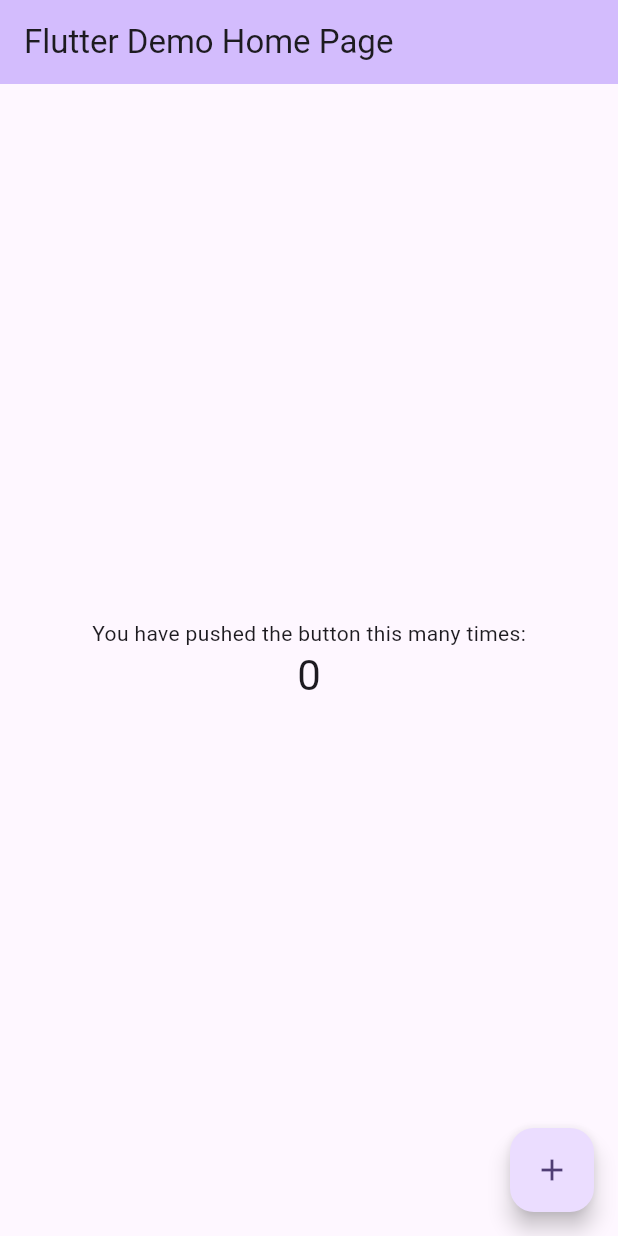
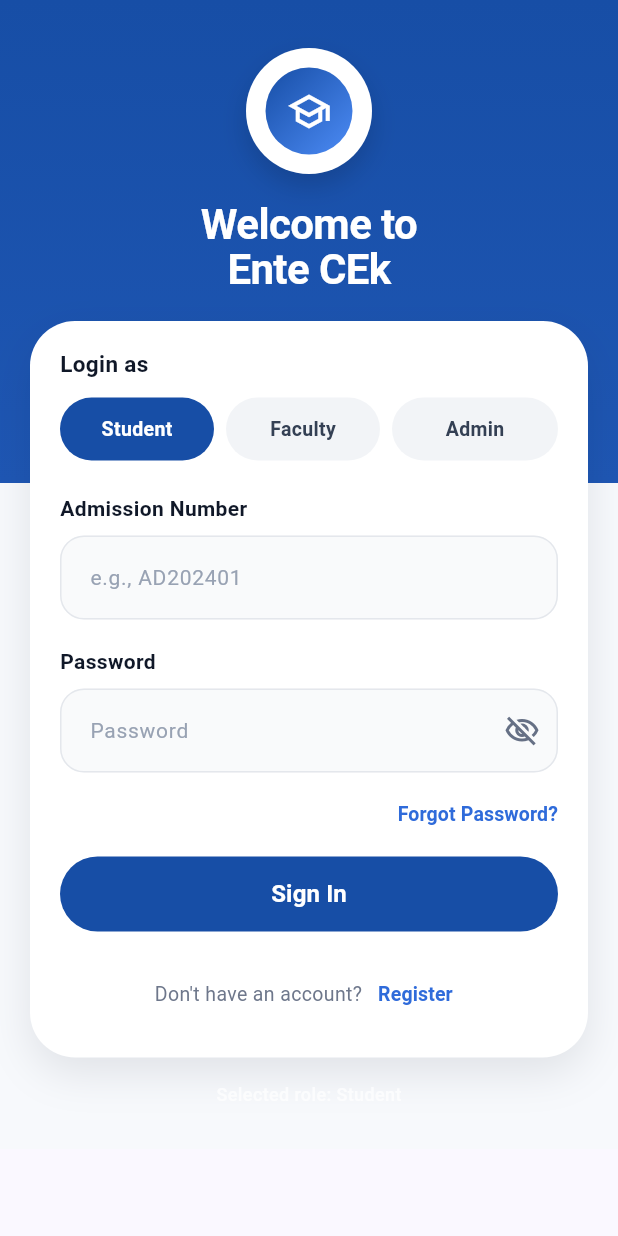
Before and after one commit to AjayExplorer/Unnamed, a Flutter app: the screen it shows after launch, on a phone screen of 412 x 824 dp. Run offline on Flutter 3.47's test engine with Material 3 defaults, Android fonts, the phone set to English and light mode, and no system bars.

Commit message:
login page with blue theam

```diff
--- a/lib/main.dart
+++ b/lib/main.dart
@@ -1,4 +1,5 @@
 import 'package:flutter/material.dart';
+import 'screens/Login_page/index.dart';
 
 void main() {
   runApp(const MyApp());
@@ -7,116 +8,16 @@ void main() {
 class MyApp extends StatelessWidget {
   const MyApp({super.key});
 
-  // This widget is the root of your application.
   @override
   Widget build(BuildContext context) {
     return MaterialApp(
-      title: 'Flutter Demo',
+      debugShowCheckedModeBanner: false,
+      title: 'CollabSolve',
       theme: ThemeData(
-        // This is the theme of your application.
-        //
-        // TRY THIS: Try running your application with "flutter run". You'll see
-        // the application has a purple toolbar. Then, without quitting the app,
-        // try changing the seedColor in the colorScheme below to Colors.green
-        // and then invoke "hot reload" (save your changes or press the "hot
-        // reload" button in a Flutter-supported IDE, or press "r" if you used
-        // the command line to start the app).
-        //
-        // Notice that the counter didn't reset back to zero; the application
-        // state is not lost during the reload. To reset the state, use hot
-        // restart instead.
-        //
-        // This works for code too, not just values: Most code changes can be
-        // tested with just a hot reload.
-        colorScheme: .fromSeed(seedColor: Colors.deepPurple),
+        useMaterial3: true,
+        colorScheme: ColorScheme.fromSeed(seedColor: const Color(0xFF174EA6)),
       ),
-      home: const MyHomePage(title: 'Flutter Demo Home Page'),
+      home: const LoginPage(),
     );
   }
 }
-
-class MyHomePage extends StatefulWidget {
-  const MyHomePage({super.key, required this.title});
-
-  // This widget is the home page of your application. It is stateful, meaning
-  // that it has a State object (defined below) that contains fields that affect
-  // how it looks.
-
-  // This class is the configuration for the state. It holds the values (in this
-  // case the title) provided by the parent (in this case the App widget) and
-  // used by the build method of the State. Fields in a Widget subclass are
-  // always marked "final".
-
-  final String title;
-
-  @override
-  State<MyHomePage> createState() => _MyHomePageState();
-}
-
-class _MyHomePageState extends State<MyHomePage> {
-  int _counter = 0;
-
-  void _incrementCounter() {
-    setState(() {
-      // This call to setState tells the Flutter framework that something has
-      // changed in this State, which causes it to rerun the build method below
-      // so that the display can reflect the updated values. If we changed
-      // _counter without calling setState(), then the build method would not be
-      // called again, and so nothing would appear to happen.
-      _counter++;
-    });
-  }
-
-  @override
-  Widget build(BuildContext context) {
-    // This method is rerun every time setState is called, for instance as done
-    // by the _incrementCounter method above.
-    //
-    // The Flutter framework has been optimized to make rerunning build methods
-    // fast, so that you can just rebuild anything that needs updating rather
-    // than having to individually change instances of widgets.
-    return Scaffold(
-      appBar: AppBar(
-        // TRY THIS: Try changing the color here to a specific color (to
-        // Colors.amber, perhaps?) and trigger a hot reload to see the AppBar
-        // change color while the other colors stay the same.
-        backgroundColor: Theme.of(context).colorScheme.inversePrimary,
-        // Here we take the value from the MyHomePage object that was created by
-        // the App.build method, and use it to set our appbar title.
-        title: Text(widget.title),
-      ),
-      body: Center(
-        // Center is a layout widget. It takes a single child and positions it
-        // in the middle of the parent.
-        child: Column(
-          // Column is also a layout widget. It takes a list of children and
-          // arranges them vertically. By default, it sizes itself to fit its
-          // children horizontally, and tries to be as tall as its parent.
-          //
-          // Column has various properties to control how it sizes itself and
-          // how it positions its children. Here we use mainAxisAlignment to
-          // center the children vertically; the main axis here is the vertical
-          // axis because Columns are vertical (the cross axis would be
-          // horizontal).
-          //
-          // TRY THIS: Invoke "debug painting" (choose the "Toggle Debug Paint"
-          // action in the IDE, or press "p" in the console), to see the
-          // wireframe for each widget.
-          mainAxisAlignment: .center,
-          children: [
-            const Text('You have pushed the button this many times:'),
-            Text(
-              '$_counter',
-              style: Theme.of(context).textTheme.headlineMedium,
-            ),
-          ],
-        ),
-      ),
-      floatingActionButton: FloatingActionButton(
-        onPressed: _incrementCounter,
-        tooltip: 'Increment',
-        child: const Icon(Icons.add),
-      ),
-    );
-  }
-}
--- /dev/null
+++ b/lib/screens/Login_page/index.dart
@@ -0,0 +1,381 @@
+import 'package:flutter/material.dart';
+
+class LoginPage extends StatefulWidget {
+  const LoginPage({super.key});
+
+  @override
+  State<LoginPage> createState() => _LoginPageState();
+}
+
+class _LoginPageState extends State<LoginPage> {
+  final _admissionController = TextEditingController();
+  final _passwordController = TextEditingController();
+
+  bool _obscurePassword = true;
+  String _selectedRole = 'Student';
+
+  @override
+  void dispose() {
+    _admissionController.dispose();
+    _passwordController.dispose();
+    super.dispose();
+  }
+
+  @override
+  Widget build(BuildContext context) {
+    const primaryBlue = Color(0xFF174EA6);
+    const accentBlue = Color(0xFF2F6BDA);
+    const textGrey = Color(0xFF667085);
+
+    return Scaffold(
+      body: Container(
+        decoration: const BoxDecoration(
+          gradient: LinearGradient(
+            begin: Alignment.topCenter,
+            end: Alignment.bottomCenter,
+            colors: [Color(0xFF174EA6), Color(0xFF1E56B3), Color(0xFFF7F9FC)],
+            stops: [0.0, 0.42, 0.42],
+          ),
+        ),
+        child: SafeArea(
+          child: LayoutBuilder(
+            builder: (context, constraints) {
+              final maxWidth = constraints.maxWidth > 520
+                  ? 420.0
+                  : constraints.maxWidth;
+
+              return SingleChildScrollView(
+                padding: const EdgeInsets.fromLTRB(20, 22, 20, 28),
+                child: Center(
+                  child: ConstrainedBox(
+                    constraints: BoxConstraints(maxWidth: maxWidth),
+                    child: Column(
+                      children: [
+                        const SizedBox(height: 10),
+                        _buildLogo(primaryBlue),
+                        const SizedBox(height: 18),
+                        const Text(
+                          'Welcome to\nEnte CEk',
+                          textAlign: TextAlign.center,
+                          style: TextStyle(
+                            color: Colors.white,
+                            fontSize: 28,
+                            fontWeight: FontWeight.w700,
+                            height: 1.08,
+                            letterSpacing: -0.4,
+                          ),
+                        ),
+                        const SizedBox(height: 20),
+                        Container(
+                          width: double.infinity,
+                          padding: const EdgeInsets.fromLTRB(20, 18, 20, 22),
+                          decoration: BoxDecoration(
+                            color: Colors.white,
+                            borderRadius: BorderRadius.circular(30),
+                            boxShadow: const [
+                              BoxShadow(
+                                color: Color(0x1A0F172A),
+                                blurRadius: 24,
+                                offset: Offset(0, 10),
+                              ),
+                            ],
+                          ),
+                          child: Column(
+                            crossAxisAlignment: CrossAxisAlignment.start,
+                            children: [
+                              const Text(
+                                'Login as',
+                                style: TextStyle(
+                                  fontSize: 15,
+                                  fontWeight: FontWeight.w600,
+                                  color: Color(0xFF101828),
+                                ),
+                              ),
+                              const SizedBox(height: 12),
+                              Row(
+                                children: ['Student', 'Faculty', 'Admin']
+                                    .map(
+                                      (role) => Expanded(
+                                        child: Padding(
+                                          padding: EdgeInsets.only(
+                                            right: role == 'Admin' ? 0 : 8,
+                                          ),
+                                          child: _RoleChip(
+                                            label: role,
+                                            selected: _selectedRole == role,
+                                            onTap: () => setState(
+                                              () => _selectedRole = role,
+                                            ),
+                                          ),
+                                        ),
+                                      ),
+                                    )
+                                    .toList(),
+                              ),
+                              const SizedBox(height: 22),
+                              Text(
+                                _selectedRole == 'Student'
+                                    ? 'Admission Number'
+                                    : 'Username',
+                                style: const TextStyle(
+                                  fontSize: 14,
+                                  fontWeight: FontWeight.w600,
+                                  color: Color(0xFF101828),
+                                ),
+                              ),
+                              const SizedBox(height: 8),
+                              _StyledField(
+                                controller: _admissionController,
+                                hintText: _selectedRole == 'Student'
+                                    ? 'e.g., AD202401'
+                                    : 'Enter username',
+                                keyboardType: TextInputType.text,
+                              ),
+                              const SizedBox(height: 18),
+                              const Text(
+                                'Password',
+                                style: TextStyle(
+                                  fontSize: 14,
+                                  fontWeight: FontWeight.w600,
+                                  color: Color(0xFF101828),
+                                ),
+                              ),
+                              const SizedBox(height: 8),
+                              _StyledField(
+                                controller: _passwordController,
+                                hintText: 'Password',
+                                obscureText: _obscurePassword,
+                                suffixIcon: IconButton(
+                                  icon: Icon(
+                                    _obscurePassword
+                                        ? Icons.visibility_off_outlined
+                                        : Icons.visibility_outlined,
+                                    color: textGrey,
+                                  ),
+                                  onPressed: () => setState(
+                                    () => _obscurePassword = !_obscurePassword,
+                                  ),
+                                ),
+                              ),
+                              const SizedBox(height: 8),
+                              Align(
+                                alignment: Alignment.centerRight,
+                                child: TextButton(
+                                  onPressed: () {},
+                                  style: TextButton.styleFrom(
+                                    foregroundColor: accentBlue,
+                                    padding: EdgeInsets.zero,
+                                    tapTargetSize:
+                                        MaterialTapTargetSize.shrinkWrap,
+                                  ),
+                                  child: const Text(
+                                    'Forgot Password?',
+                                    style: TextStyle(
+                                      fontSize: 13,
+                                      fontWeight: FontWeight.w600,
+                                    ),
+                                  ),
+                                ),
+                              ),
+                              const SizedBox(height: 8),
+                              SizedBox(
+                                width: double.infinity,
+                                height: 50,
+                                child: ElevatedButton(
+                                  onPressed: () {},
+                                  style: ElevatedButton.styleFrom(
+                                    backgroundColor: primaryBlue,
+                                    foregroundColor: Colors.white,
+                                    elevation: 0,
+                                    shape: RoundedRectangleBorder(
+                                      borderRadius: BorderRadius.circular(999),
+                                    ),
+                                  ),
+                                  child: const Text(
+                                    'Sign In',
+                                    style: TextStyle(
+                                      fontSize: 16,
+                                      fontWeight: FontWeight.w700,
+                                    ),
+                                  ),
+                                ),
+                              ),
+                              const SizedBox(height: 22),
+                              Center(
+                                child: Wrap(
+                                  crossAxisAlignment: WrapCrossAlignment.center,
+                                  children: [
+                                    Text(
+                                      "Don't have an account? ",
+                                      style: TextStyle(
+                                        color: textGrey.withValues(alpha: 0.95),
+                                        fontSize: 13,
+                                      ),
+                                    ),
+                                    TextButton(
+                                      onPressed: () {},
+                                      style: TextButton.styleFrom(
+                                        foregroundColor: accentBlue,
+                                        padding: EdgeInsets.zero,
+                                        tapTargetSize:
+                                            MaterialTapTargetSize.shrinkWrap,
+                                      ),
+                                      child: const Text(
+                                        'Register',
+                                        style: TextStyle(
+                                          fontSize: 13,
+                                          fontWeight: FontWeight.w700,
+                                        ),
+                                      ),
+                                    ),
+                                  ],
+                                ),
+                              ),
+                            ],
+                          ),
+                        ),
+                        const SizedBox(height: 16),
+                        Text(
+                          'Selected role: $_selectedRole',
+                          style: const TextStyle(
+                            color: Colors.white70,
+                            fontSize: 12,
+                            fontWeight: FontWeight.w500,
+                          ),
+                        ),
+                      ],
+                    ),
+                  ),
+                ),
+              );
+            },
+          ),
+        ),
+      ),
+    );
+  }
+
+  Widget _buildLogo(Color primaryBlue) {
+    return Container(
+      width: 84,
+      height: 84,
+      decoration: BoxDecoration(
+        color: Colors.white,
+        shape: BoxShape.circle,
+        border: Border.all(
+          color: Colors.white.withValues(alpha: 0.18),
+          width: 2,
+        ),
+        boxShadow: const [
+          BoxShadow(
+            color: Color(0x26000000),
+            blurRadius: 14,
+            offset: Offset(0, 8),
+          ),
+        ],
+      ),
+      child: Center(
+        child: Container(
+          width: 58,
+          height: 58,
+          decoration: BoxDecoration(
+            shape: BoxShape.circle,
+            gradient: LinearGradient(
+              colors: [primaryBlue, const Color(0xFF4C8BF5)],
+              begin: Alignment.topLeft,
+              end: Alignment.bottomRight,
+            ),
+          ),
+          child: const Center(
+            child: Icon(Icons.school_outlined, color: Colors.white, size: 30),
+          ),
+        ),
+      ),
+    );
+  }
+}
+
+class _RoleChip extends StatelessWidget {
+  const _RoleChip({
+    required this.label,
+    required this.selected,
+    required this.onTap,
+  });
+
+  final String label;
+  final bool selected;
+  final VoidCallback onTap;
+
+  @override
+  Widget build(BuildContext context) {
+    return AnimatedContainer(
+      duration: const Duration(milliseconds: 180),
+      curve: Curves.easeOut,
+      child: Material(
+        color: selected ? const Color(0xFF174EA6) : const Color(0xFFF2F4F7),
+        borderRadius: BorderRadius.circular(999),
+        child: InkWell(
+          borderRadius: BorderRadius.circular(999),
+          onTap: onTap,
+          child: SizedBox(
+            height: 42,
+            child: Center(
+              child: Text(
+                label,
+                style: TextStyle(
+                  color: selected ? Colors.white : const Color(0xFF344054),
+                  fontSize: 13,
+                  fontWeight: FontWeight.w700,
+                ),
+              ),
+            ),
+          ),
+        ),
+      ),
+    );
+  }
+}
+
+class _StyledField extends StatelessWidget {
+  const _StyledField({
+    required this.controller,
+    required this.hintText,
+    this.obscureText = false,
+    this.keyboardType,
+    this.suffixIcon,
+  });
+
+  final TextEditingController controller;
+  final String hintText;
+  final bool obscureText;
+  final TextInputType? keyboardType;
+  final Widget? suffixIcon;
+
+  @override
+  Widget build(BuildContext context) {
+    return TextField(
+      controller: controller,
+      obscureText: obscureText,
+      keyboardType: keyboardType,
+      decoration: InputDecoration(
+        hintText: hintText,
+        suffixIcon: suffixIcon,
+        filled: true,
+        fillColor: const Color(0xFFF9FAFB),
+        contentPadding: const EdgeInsets.symmetric(
+          horizontal: 16,
+          vertical: 16,
+        ),
+        hintStyle: const TextStyle(color: Color(0xFF98A2B3), fontSize: 14),
+        enabledBorder: OutlineInputBorder(
+          borderRadius: BorderRadius.circular(16),
+          borderSide: const BorderSide(color: Color(0xFFE4E7EC)),
+        ),
+        focusedBorder: OutlineInputBorder(
+          borderRadius: BorderRadius.circular(16),
+          borderSide: const BorderSide(color: Color(0xFF174EA6), width: 1.4),
+        ),
+      ),
+    );
+  }
+}
```
